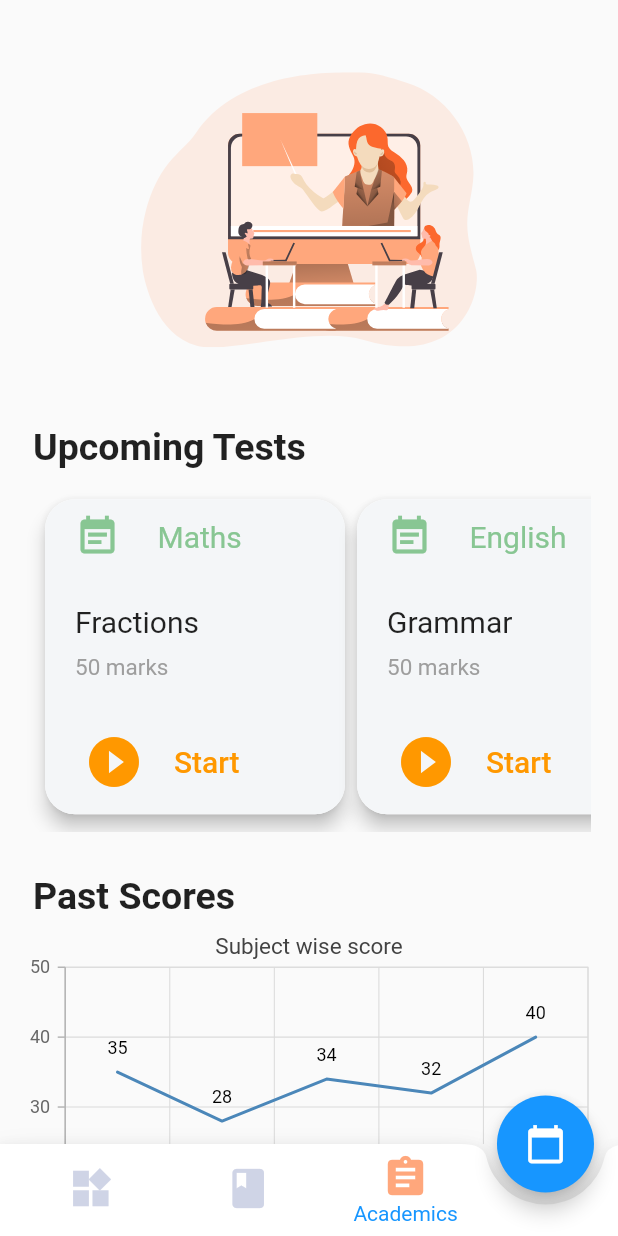
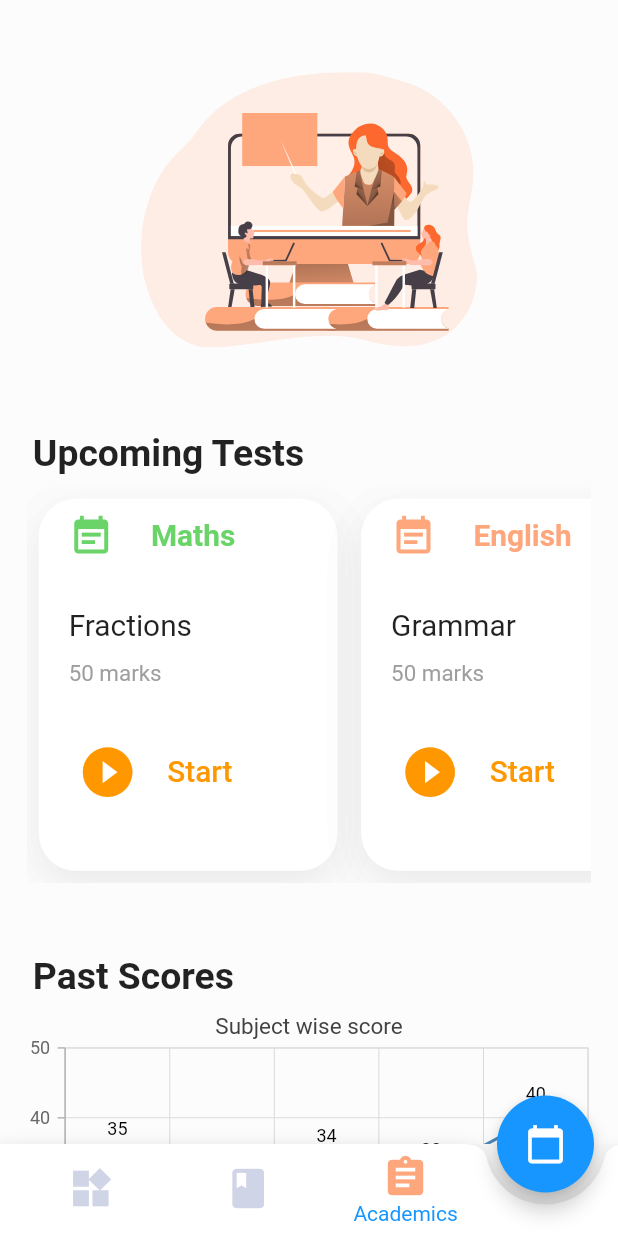
Before and after one commit to dscvitpune/school-app, a Flutter app: the screen it shows after launch, item 3 of the bottom bar chosen, on a phone screen of 412 x 824 dp. Run offline on Flutter 3.47's test engine with Material 2 defaults, Android fonts, the phone set to English and light mode, and no system bars; our stand-ins replace flutter_screenutil, flutter_svg, syncfusion_flutter_calendar, syncfusion_flutter_charts.

Commit message:
Card shadow is added and made more responsive.

```diff
--- a/lib/screens/app/QuizScreen.dart
+++ b/lib/screens/app/QuizScreen.dart
@@ -11,6 +11,7 @@ class QuizScreen extends StatelessWidget {
   @override
   Widget build(BuildContext context) {
     return Scaffold(
+      backgroundColor: backgroundColor,
       resizeToAvoidBottomPadding: false,
       body: AnnotatedRegion<SystemUiOverlayStyle>(
           value: SystemUiOverlayStyle.dark,
@@ -20,7 +21,7 @@ class QuizScreen extends StatelessWidget {
 }
 
 class Mycard extends StatelessWidget {
-  final MaterialColor colors;
+  final Color colors;
   final String topic;
   final String marks;
   final String subject;
@@ -35,69 +36,98 @@ class Mycard extends StatelessWidget {
 
   @override
   Widget build(BuildContext context) {
-    return Card(
-      shape: RoundedRectangleBorder(borderRadius: BorderRadius.circular(20)),
-      elevation: 5,
+    return Container(
+      decoration: BoxDecoration(
+        color: white,
+        borderRadius: BorderRadius.vertical(
+          bottom: Radius.circular(25.w),
+          top: Radius.circular(25.w),
+        ),
+        boxShadow: [
+          BoxShadow(
+            color: darkBlack.withOpacity(0.04),
+            spreadRadius: 0,
+            blurRadius: 24,
+            offset: Offset(0, 8.h),
+          ),
+        ],
+      ),
       child: InkWell(
         splashColor: Colors.blue.withAlpha(30),
         child: Container(
           decoration: BoxDecoration(
-              color: Color(0xFFF4F6F8),
-              borderRadius: BorderRadius.all(Radius.circular(20))),
-          padding: EdgeInsets.all(10),
-          width: 200.0,
+            borderRadius: BorderRadius.vertical(
+              bottom: Radius.circular(25.w),
+              top: Radius.circular(25.w),
+            ),
+            boxShadow: [
+              BoxShadow(
+                color: darkBlack.withOpacity(0.04),
+                spreadRadius: 0,
+                blurRadius: 24,
+                offset: Offset(0, 8.h),
+              ),
+            ],
+            color: white,
+            // borderRadius: BorderRadius.all(Radius.circular(20)),
+          ),
+          padding: EdgeInsets.all(10.ssp),
+          width: 200.0.w,
           child: Column(
             mainAxisAlignment: MainAxisAlignment.start,
             children: <Widget>[
               Row(
                 children: <Widget>[
                   SizedBox(
-                    width: 10,
+                    width: 10.w,
                   ),
                   new IconTheme(
-                    data: new IconThemeData(color: Color(0xFF88C693), size: 30),
+                    data: new IconThemeData(color: colors, size: 30),
                     child: new Icon(Icons.event_note),
                   ),
                   SizedBox(
-                    width: 25,
+                    width: 25.w,
                   ),
                   Text(
                     subject,
                     textAlign: TextAlign.center,
-                    style: TextStyle(color: Color(0xFF88C693), fontSize: 20),
+                    style: TextStyle(
+                        color: colors,
+                        fontWeight: FontWeight.bold,
+                        fontSize: 20.ssp),
                   ),
                 ],
               ),
               SizedBox(
-                height: 30,
+                height: 30.h,
               ),
               Row(children: <Widget>[
-                SizedBox(width: 10),
+                SizedBox(width: 10.w),
                 Text(
                   topic,
                   style: TextStyle(
-                    fontSize: 20,
+                    fontSize: 20.ssp,
                   ),
                   textAlign: TextAlign.left,
                 )
               ]),
               SizedBox(
-                height: 10,
+                height: 10.h,
               ),
               Row(
                 children: <Widget>[
-                  SizedBox(width: 10),
+                  SizedBox(width: 10.w),
                   Text(
                     marks + ' marks',
                     style: TextStyle(
                       color: Colors.grey,
-                      fontSize: 15,
+                      fontSize: 15.ssp,
                     ),
                   ),
                 ],
               ),
               SizedBox(
-                height: 30,
+                height: 30.h,
               ),
               status == 1
                   ? (FlatButton(
@@ -108,16 +138,16 @@ class Mycard extends StatelessWidget {
                             data: new IconThemeData(color: Colors.orange),
                             child: new Icon(
                               Icons.play_circle_filled,
-                              size: 40,
+                              size: 40.ssp,
                             ),
                           ),
                           SizedBox(
-                            width: 20,
+                            width: 20.w,
                           ),
                           Text(
                             'Start',
-                            style:
-                                TextStyle(fontSize: 20, color: Colors.orange),
+                            style: TextStyle(
+                                fontSize: 20.ssp, color: Colors.orange),
                           ),
                         ],
                       )))
@@ -129,18 +159,20 @@ class Mycard extends StatelessWidget {
                             data: new IconThemeData(color: Colors.blue),
                             child: new Icon(
                               Icons.https,
-                              size: 40,
+                              size: 40.ssp,
                             ),
                           ),
                           SizedBox(
-                            width: 20,
+                            width: 20.w,
                           ),
                           Text(
                             'Upcoming..',
-                            style: TextStyle(fontSize: 15, color: Colors.blue),
+                            style:
+                                TextStyle(fontSize: 15.ssp, color: Colors.blue),
                           ),
                         ],
-                      ))
+                      ),
+                    ),
             ],
           ),
         ),
@@ -158,7 +190,8 @@ class MyStatelessWidget extends StatelessWidget {
     return Center(
         child: SingleChildScrollView(
       child: Container(
-        padding: EdgeInsets.all(10),
+        color: backgroundColor,
+        padding: EdgeInsets.all(10.ssp),
         child: Column(
           crossAxisAlignment: CrossAxisAlignment.center,
           children: <Widget>[
@@ -173,47 +206,57 @@ class MyStatelessWidget extends StatelessWidget {
               ),
             ),
             SizedBox(
-              height: 12,
+              height: 12.h,
             ),
-            SizedBox(height: 20),
+            SizedBox(height: 20.h),
             Row(children: <Widget>[
               SizedBox(
-                width: 12,
+                width: 12.w,
               ),
               Text(
                 'Upcoming Tests',
                 style: TextStyle(
-                  fontSize: 25,
-                  fontFamily: 'Roboto',
+                  fontSize: 25.ssp,
                   fontWeight: FontWeight.bold,
                 ),
                 textAlign: TextAlign.left,
               )
             ]),
             Container(
-                decoration: BoxDecoration(
-                    borderRadius: BorderRadius.all(Radius.circular(20))),
-                padding: EdgeInsets.all(8),
-                height: 250.0,
-                child: ListView(
-                    scrollDirection: Axis.horizontal,
-                    padding: EdgeInsets.all(8),
-                    children: <Widget>[
-                      Mycard(Colors.red, 'Fractions', '50', 'Maths', 1),
-                      Mycard(Colors.red, 'Grammar', '50', 'English', 1),
-                      Mycard(Colors.red, 'Solids', '50', 'Science', 0),
-                    ])),
+              decoration: BoxDecoration(
+                  borderRadius: BorderRadius.all(Radius.circular(20))),
+              padding: EdgeInsets.all(8.ssp),
+              height: 250.0.h,
+              child: ListView(
+                scrollDirection: Axis.horizontal,
+                padding: EdgeInsets.all(8.ssp),
+                children: <Widget>[
+                  Mycard(course_card_green, 'Fractions', '50', 'Maths', 1),
+                  SizedBox(
+                    width: spaceM.w,
+                  ),
+                  Mycard(course_card_orange, 'Grammar', '50', 'English', 1),
+                  SizedBox(
+                    width: spaceM.w,
+                  ),
+                  Mycard(course_card_red, 'Solids', '50', 'Science', 0),
+                  SizedBox(
+                    width: spaceM.w,
+                  ),
+                ],
+              ),
+            ),
             SizedBox(
-              height: 20,
+              height: spaceM.h * 2.h,
             ),
             Row(children: <Widget>[
               SizedBox(
-                width: 12,
+                width: 12.w,
               ),
               Text(
                 'Past Scores',
                 style: TextStyle(
-                  fontSize: 25,
+                  fontSize: 25.ssp,
                   fontWeight: FontWeight.bold,
                 ),
                 textAlign: TextAlign.left,
```
